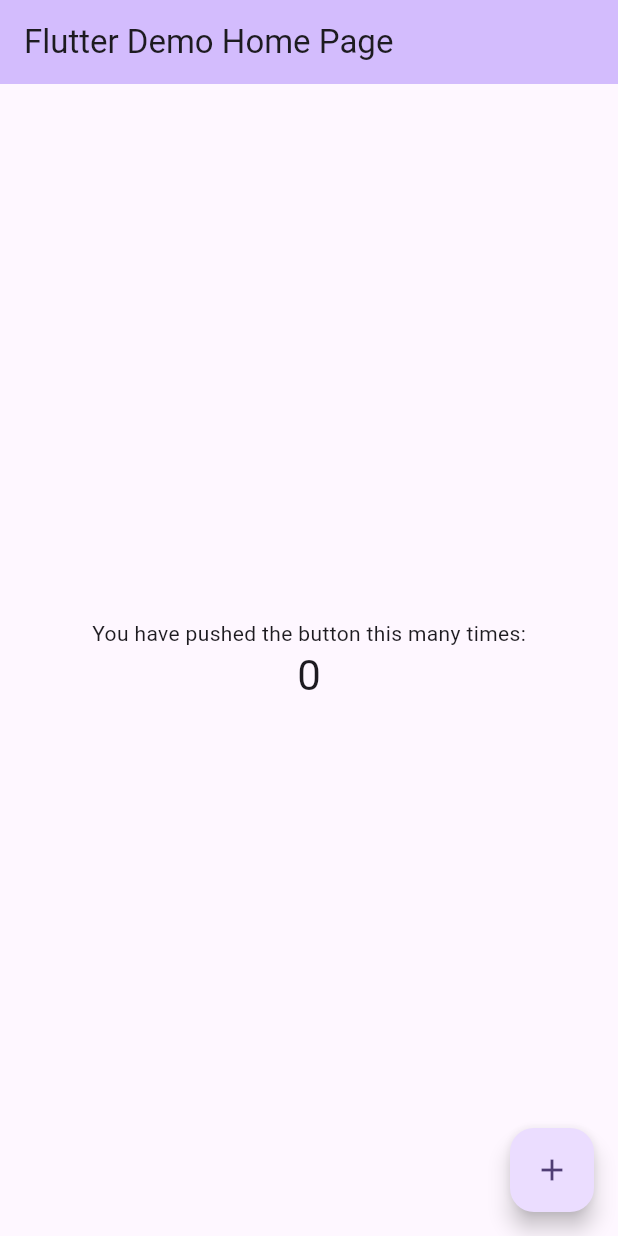
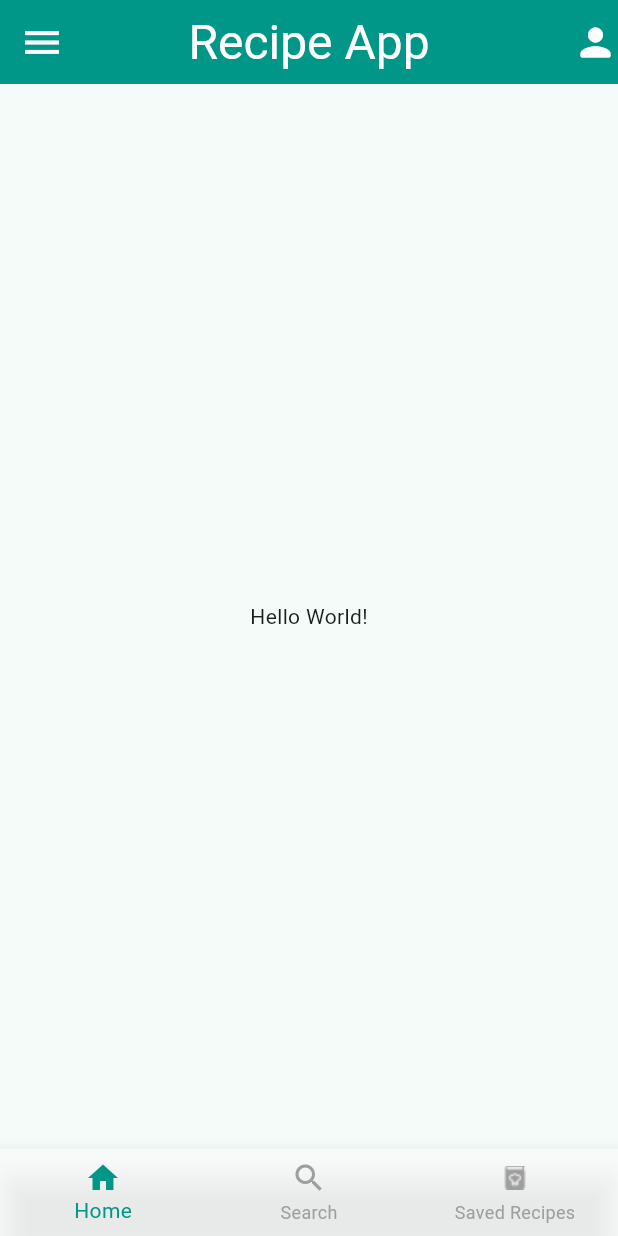
Before and after one commit to DarkRose2021/RecipeApp, a Flutter app: the screen it shows after launch, on a phone screen of 412 x 824 dp. Run offline on Flutter 3.47's test engine with Material 3 defaults, Android fonts, the phone set to English and light mode, and no system bars.

Commit message:
Worked on the home page layout
Started a custom theme.
Added an app bar, bottom nav, drawer, added my own icons

```diff
--- a/lib/main.dart
+++ b/lib/main.dart
@@ -1,125 +1,73 @@
 import 'package:flutter/material.dart';
+import 'theme.dart';
 
 void main() {
-  runApp(const MyApp());
+  runApp(const MainApp());
 }
 
-class MyApp extends StatelessWidget {
-  const MyApp({super.key});
-
-  // This widget is the root of your application.
-  @override
-  Widget build(BuildContext context) {
-    return MaterialApp(
-      title: 'Flutter Demo',
-      theme: ThemeData(
-        // This is the theme of your application.
-        //
-        // TRY THIS: Try running your application with "flutter run". You'll see
-        // the application has a purple toolbar. Then, without quitting the app,
-        // try changing the seedColor in the colorScheme below to Colors.green
-        // and then invoke "hot reload" (save your changes or press the "hot
-        // reload" button in a Flutter-supported IDE, or press "r" if you used
-        // the command line to start the app).
-        //
-        // Notice that the counter didn't reset back to zero; the application
-        // state is not lost during the reload. To reset the state, use hot
-        // restart instead.
-        //
-        // This works for code too, not just values: Most code changes can be
-        // tested with just a hot reload.
-        colorScheme: ColorScheme.fromSeed(seedColor: Colors.deepPurple),
-        useMaterial3: true,
-      ),
-      home: const MyHomePage(title: 'Flutter Demo Home Page'),
-    );
-  }
-}
-
-class MyHomePage extends StatefulWidget {
-  const MyHomePage({super.key, required this.title});
-
-  // This widget is the home page of your application. It is stateful, meaning
-  // that it has a State object (defined below) that contains fields that affect
-  // how it looks.
-
-  // This class is the configuration for the state. It holds the values (in this
-  // case the title) provided by the parent (in this case the App widget) and
-  // used by the build method of the State. Fields in a Widget subclass are
-  // always marked "final".
-
-  final String title;
-
-  @override
-  State<MyHomePage> createState() => _MyHomePageState();
-}
-
-class _MyHomePageState extends State<MyHomePage> {
-  int _counter = 0;
-
-  void _incrementCounter() {
-    setState(() {
-      // This call to setState tells the Flutter framework that something has
-      // changed in this State, which causes it to rerun the build method below
-      // so that the display can reflect the updated values. If we changed
-      // _counter without calling setState(), then the build method would not be
-      // called again, and so nothing would appear to happen.
-      _counter++;
-    });
-  }
+class MainApp extends StatelessWidget {
+  const MainApp({Key? key}) : super(key: key);
 
   @override
   Widget build(BuildContext context) {
-    // This method is rerun every time setState is called, for instance as done
-    // by the _incrementCounter method above.
-    //
-    // The Flutter framework has been optimized to make rerunning build methods
-    // fast, so that you can just rebuild anything that needs updating rather
-    // than having to individually change instances of widgets.
-    return Scaffold(
+    const profileButton = Icon(
+      Icons.person_rounded,
+    );
+
+    return MaterialApp(
+      home: Scaffold(
           appBar: AppBar(
-        // TRY THIS: Try changing the color here to a specific color (to
-        // Colors.amber, perhaps?) and trigger a hot reload to see the AppBar
-        // change color while the other colors stay the same.
-        backgroundColor: Theme.of(context).colorScheme.inversePrimary,
-        // Here we take the value from the MyHomePage object that was created by
-        // the App.build method, and use it to set our appbar title.
-        title: Text(widget.title),
+            centerTitle: true,
+            title: const Text("Recipe App"),
+            actions: const [profileButton],
           ),
-      body: Center(
-        // Center is a layout widget. It takes a single child and positions it
-        // in the middle of the parent.
-        child: Column(
-          // Column is also a layout widget. It takes a list of children and
-          // arranges them vertically. By default, it sizes itself to fit its
-          // children horizontally, and tries to be as tall as its parent.
-          //
-          // Column has various properties to control how it sizes itself and
-          // how it positions its children. Here we use mainAxisAlignment to
-          // center the children vertically; the main axis here is the vertical
-          // axis because Columns are vertical (the cross axis would be
-          // horizontal).
-          //
-          // TRY THIS: Invoke "debug painting" (choose the "Toggle Debug Paint"
-          // action in the IDE, or press "p" in the console), to see the
-          // wireframe for each widget.
-          mainAxisAlignment: MainAxisAlignment.center,
+          body: const Center(
+            child: Text('Hello World!'),
+          ),
+          drawer: Drawer(
+            child: ListView(
+              padding: EdgeInsets.zero,
               children: <Widget>[
-            const Text(
-              'You have pushed the button this many times:',
+                const DrawerHeader(
+                  decoration: BoxDecoration(
+                    color: Colors.blue,
                   ),
-            Text(
-              '$_counter',
-              style: Theme.of(context).textTheme.headlineMedium,
+                  child: Text('Drawer Header'),
+                ),
+                ListTile(
+                  title: const Text('Item 1'),
+                  onTap: () {
+                    Navigator.pop(context);
+                  },
+                ),
+                ListTile(
+                  title: const Text('Item 2'),
+                  onTap: () {
+                    Navigator.pop(context);
+                  },
                 ),
               ],
             ),
           ),
-      floatingActionButton: FloatingActionButton(
-        onPressed: _incrementCounter,
-        tooltip: 'Increment',
-        child: const Icon(Icons.add),
-      ), // This trailing comma makes auto-formatting nicer for build methods.
+          bottomNavigationBar: BottomNavigationBar(
+            items: const <BottomNavigationBarItem>[
+              BottomNavigationBarItem(
+                icon: Icon(Icons.home),
+                label: 'Home',
+              ),
+              BottomNavigationBarItem(
+                icon: Icon(Icons.search),
+                label: 'Search',
+              ),
+              BottomNavigationBarItem(
+                icon: ImageIcon(
+                  AssetImage("assets/images/recipes.png"),
+                ),
+                label: 'Saved Recipes',
+              ),
+            ],
+          )),
+      theme: customTheme,
     );
   }
 }
--- /dev/null
+++ b/lib/theme.dart
@@ -0,0 +1,21 @@
+import 'package:flutter/material.dart';
+
+final ThemeData customTheme = ThemeData(
+    brightness: Brightness.light,
+    useMaterial3: true,
+    textTheme: const TextTheme(
+      displayLarge: TextStyle(fontSize: 32, fontWeight: FontWeight.bold),
+      bodyLarge: TextStyle(fontSize: 18, color: Colors.black87),
+    ),
+    appBarTheme: const AppBarTheme(
+      color: Colors.teal,
+      iconTheme: IconThemeData(color: Colors.white, size: 30),
+      titleTextStyle: TextStyle(fontSize: 32, color: Colors.white),
+    ),
+    bottomNavigationBarTheme: const BottomNavigationBarThemeData(
+      backgroundColor: Colors.white70,
+      selectedItemColor: Colors.teal,
+      unselectedItemColor: Colors.grey,
+    ),
+    colorScheme: ColorScheme.fromSeed(seedColor: Colors.teal),
+    iconTheme: const IconThemeData(color: Colors.white));
```
Also changed, not shown: pubspec.yaml (+2 -65 lines), assets/images/heart.png (added), assets/images/heart_outline.png (added), assets/images/recipes.png (added), assets/images/save.png (added), 1 other file. Lines whose indentation alone changed are shown as unchanged.
